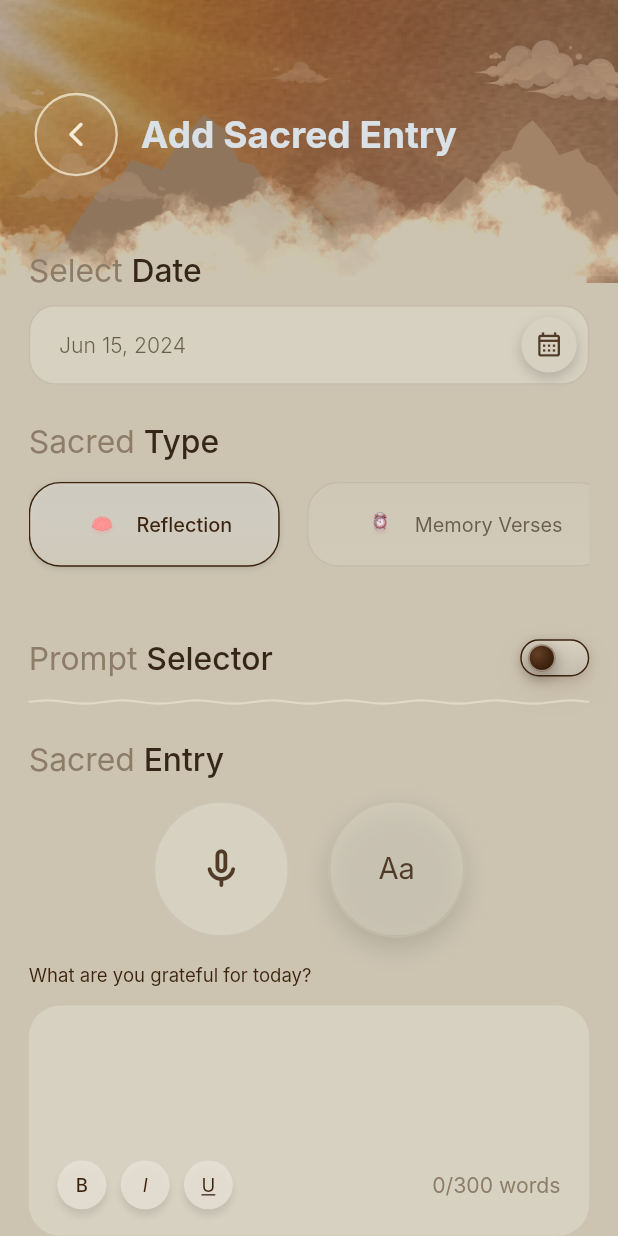
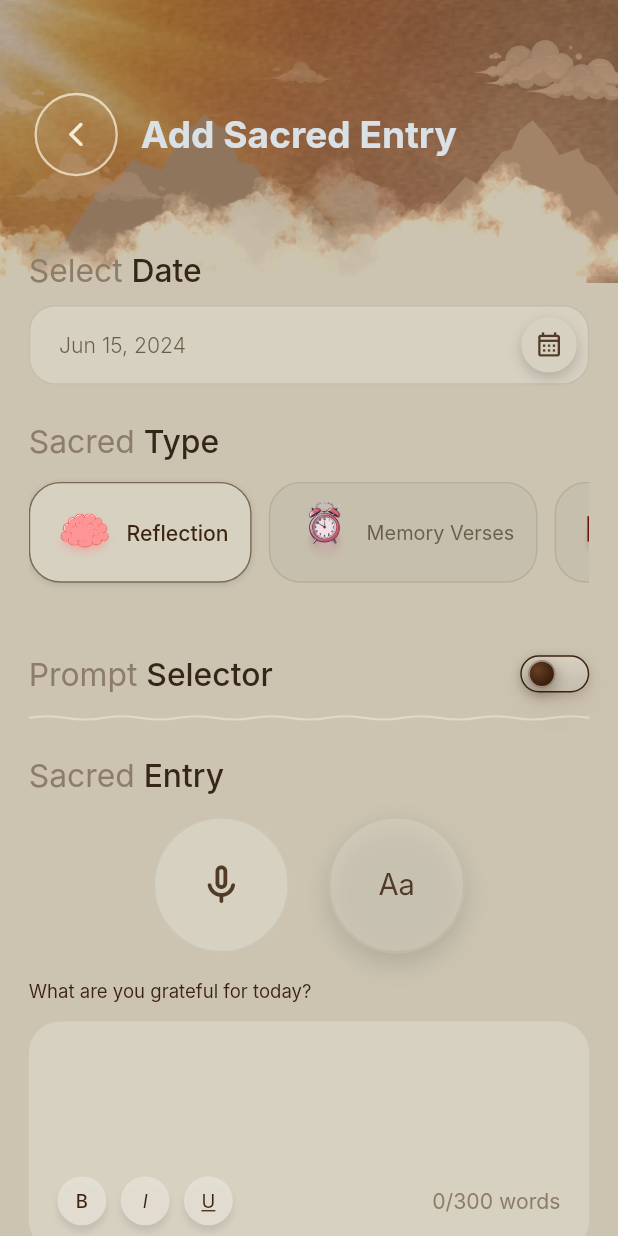
Before and after one commit to KaziAsif406/Ezri_Religional_Faith_App, a Flutter app: the AddSacredEntryScreen screen opened by its route, on a phone screen of 412 x 824 dp. Run offline on Flutter 3.47's test engine with Material 3 defaults, Android fonts, the phone set to English and light mode, and no system bars; drawn by our look-alikes of auto_animated; our stand-ins replace cached_network_image, dio, flutter_screenutil, get, get_it, get_storage and 2 more; missing offline and left inert: dotlottie_loader; accounts and stored records are empty.

Commit message:
Selector Widget in Add Sacred Entry Screen Modified

```diff
--- a/lib/common_widgets/selector_widget.dart
+++ b/lib/common_widgets/selector_widget.dart
@@ -181,7 +181,6 @@ Widget build(BuildContext context) {
     child: AnimatedContainer(
       duration: animationDuration,
       height: height,
-      padding: EdgeInsets.all(20.w),
       decoration: BoxDecoration(
         gradient: resolvedButtonGradient,
         borderRadius: borderRadius,
@@ -206,7 +205,7 @@ Widget build(BuildContext context) {
         ),
         padding: EdgeInsets.symmetric(horizontal: horizontalPadding),
         child: Row(
-          mainAxisSize: MainAxisSize.min, // ⭐ IMPORTANT
+          // mainAxisSize: MainAxisSize.min, // ⭐ IMPORTANT
           children: [
             if (leading != null) ...[
               leading!,
--- a/lib/features/faith_anchors/presentation/add_faith_anchor.dart
+++ b/lib/features/faith_anchors/presentation/add_faith_anchor.dart
@@ -95,6 +95,7 @@ class _AddFaithAnchorScreenState extends State<AddFaithAnchorScreen> {
                   ),
                   SizedBox(height: 12.h),
                   SelectorWidget<AnchorTypeOption>(
+                    horizontalPadding: 29.w,
                     selectedValue: _selectedType,
                     selectedBorderColor: AppColors.allPrimaryColor.withValues(alpha: 0.85),
                     unselectedBorderColor: AppColors.c99907A.withValues(alpha: 0.00),
@@ -112,12 +113,12 @@ class _AddFaithAnchorScreenState extends State<AddFaithAnchorScreen> {
                         label: 'Verse',
                       ),
                       SelectorOption<AnchorTypeOption>(
+                        value: AnchorTypeOption.affirmation,
+                        label: 'Affirmation',
+                      ),
+                      SelectorOption<AnchorTypeOption>(
                         value: AnchorTypeOption.quote,
                         label: 'Quote',
-                      ),
-                      SelectorOption<AnchorTypeOption>(
-                        value: AnchorTypeOption.affirmation,
-                        label: 'Affirmation',
                       ),
                     ],
                     onChanged: (AnchorTypeOption value) {
--- a/lib/features/sacred_entry/presentation/add_sacred_entry.dart
+++ b/lib/features/sacred_entry/presentation/add_sacred_entry.dart
@@ -223,40 +223,35 @@ class _AddSacredEntryScreenState extends State<AddSacredEntryScreen> {
                     SizedBox(height: 12.h),
                     SelectorWidget<SacredTypeOption>(
                       selectedValue: _selectedType,
-                      height: 64.h,
+                      height: 76.h,
                       // width: double.infinity,
-                      spacing: 14.w,
+                      spacing: 0.w,
                       borderRadius: BorderRadius.circular(24.r),
-                      horizontalPadding: 12.w,
+                      horizontalPadding: 15.w,
                       selectedButtonGradient: LinearGradient(
                         begin: Alignment.topCenter,
                         end: Alignment.bottomCenter,
                         colors: <Color>[
-                          AppColors.cF5F6F5.withValues(alpha: 0.36),
-                          AppColors.allPrimaryColor.withValues(alpha: 0.72),
+                          AppColors.allPrimaryColor,
+                          AppColors.allPrimaryColor,
                         ],
                       ),
                       unselectedButtonGradient: LinearGradient(
                         begin: Alignment.topCenter,
                         end: Alignment.bottomCenter,
                         colors: <Color>[
-                          AppColors.allPrimaryColor.withValues(alpha: 0.28),
-                          AppColors.allPrimaryColor.withValues(alpha: 0.44),
+                          AppColors.cC7BFAD,
+                          AppColors.cC7BFAD,
                         ],
                       ),
-                      selectedBorderColor: AppColors.allsecondaryColor,
-                      unselectedBorderColor: AppColors.c99907A.withValues(alpha: 0.22),
+                      selectedBorderColor: AppColors.allsecondaryColor.withValues(alpha: 0.60),
+                      unselectedBorderColor: AppColors.allsecondaryColor.withValues(alpha: 0.12),
 
-                      selectedTextStyle: TextFontStyle
-                          .textStyle16c796956HelveticaNeue400
-                          .copyWith(
-                        fontSize: 15.sp,
-                        color: AppColors.c352619,
-                        fontWeight: FontWeight.w500,
+                      selectedTextStyle: TextFontStyle.textStyle14c3B230EHelveticaNeue500.copyWith(
+                        fontSize: 16.sp,
+                        fontWeight: FontWeight.w600,
                       ),
-                      unselectedTextStyle: TextFontStyle
-                          .textStyle16c796956HelveticaNeue400
-                          .copyWith(
+                      unselectedTextStyle: TextFontStyle.textStyle16c796956HelveticaNeue400.copyWith(
                         fontSize: 15.sp,
                         color: AppColors.c8C7C68,
                         fontWeight: FontWeight.w400,
@@ -267,8 +262,8 @@ class _AddSacredEntryScreenState extends State<AddSacredEntryScreen> {
                           label: 'Reflection',
                           leading: Image.asset(
                             'assets/icons/reflection.png',
-                            width: 36.w,
-                            height: 36.h,
+                            width: 46.w,
+                            height: 46.h,
                             fit: BoxFit.contain,
                           ),
                         ),
@@ -277,8 +272,8 @@ class _AddSacredEntryScreenState extends State<AddSacredEntryScreen> {
                           label: 'Memory Verses',
                           leading: Image.asset(
                             'assets/icons/memory.png',
-                            width: 36.w,
-                            height: 36.h,
+                            width: 46.w,
+                            height: 46.h,
                             fit: BoxFit.contain,
                           ),
                         ),
@@ -287,8 +282,38 @@ class _AddSacredEntryScreenState extends State<AddSacredEntryScreen> {
                           label: 'Journaling',
                           leading: Image.asset(
                             'assets/icons/journaling.png',
-                            width: 36.w,
-                            height: 36.h,
+                            width: 46.w,
+                            height: 46.h,
+                            fit: BoxFit.contain,
+                          ),
+                        ),
+                        SelectorOption<SacredTypeOption>(
+                          value: SacredTypeOption.bibleReading,
+                          label: 'Bible Reading',
+                          leading: Image.asset(
+                            'assets/icons/bible.png',
+                            width: 46.w,
+                            height: 46.h,
+                            fit: BoxFit.contain,
+                          ),
+                        ),
+                        SelectorOption<SacredTypeOption>(
+                          value: SacredTypeOption.prayer,
+                          label: 'Prayer',
+                          leading: Image.asset(
+                            'assets/icons/prayer.png',
+                            width: 46.w,
+                            height: 46.h,
+                            fit: BoxFit.contain,
+                          ),
+                        ),
+                        SelectorOption<SacredTypeOption>(
+                          value: SacredTypeOption.fasting,
+                          label: 'Fasting',
+                          leading: Image.asset(
+                            'assets/icons/fasting.png',
+                            width: 46.w,
+                            height: 46.h,
                             fit: BoxFit.contain,
                           ),
                         ),
```
